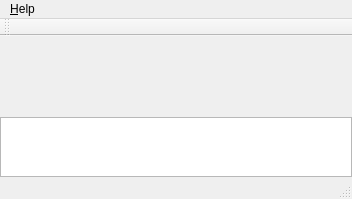
Above: gui/mainwindow.ui from QkThings/qkdaemon_old before the change. Below: the same form after it.
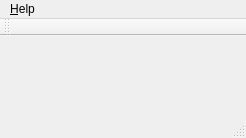
That is the form after the change. Custom widgets are drawn as their Qt base class.

```diff
--- a/gui/mainwindow.ui
+++ b/gui/mainwindow.ui
@@ -6,8 +6,8 @@
    <rect>
     <x>0</x>
     <y>0</y>
-    <width>352</width>
-    <height>199</height>
+    <width>246</width>
+    <height>133</height>
    </rect>
   </property>
   <property name="windowTitle">
@@ -40,31 +40,6 @@
       </property>
      </widget>
     </item>
-    <item>
-     <widget class="QTextEdit" name="textEdit">
-      <property name="minimumSize">
-       <size>
-        <width>0</width>
-        <height>60</height>
-       </size>
-      </property>
-      <property name="maximumSize">
-       <size>
-        <width>16777215</width>
-        <height>60</height>
-       </size>
-      </property>
-      <property name="undoRedoEnabled">
-       <bool>false</bool>
-      </property>
-      <property name="lineWrapMode">
-       <enum>QTextEdit::NoWrap</enum>
-      </property>
-      <property name="readOnly">
-       <bool>true</bool>
-      </property>
-     </widget>
-    </item>
    </layout>
   </widget>
   <widget class="QMenuBar" name="menuBar">
@@ -72,8 +47,8 @@
     <rect>
      <x>0</x>
      <y>0</y>
-     <width>352</width>
-     <height>24</height>
+     <width>246</width>
+     <height>21</height>
     </rect>
    </property>
    <widget class="QMenu" name="menu_Help">
```
Left out of the diff: 11 changed lines with no effect on the pictures.
